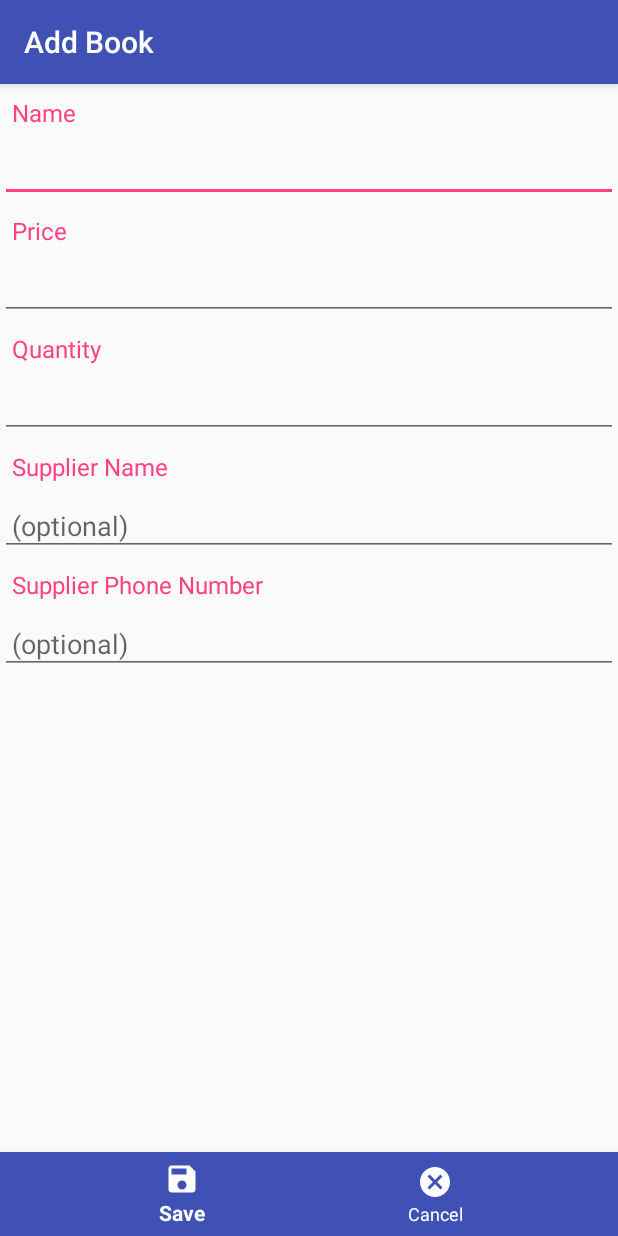
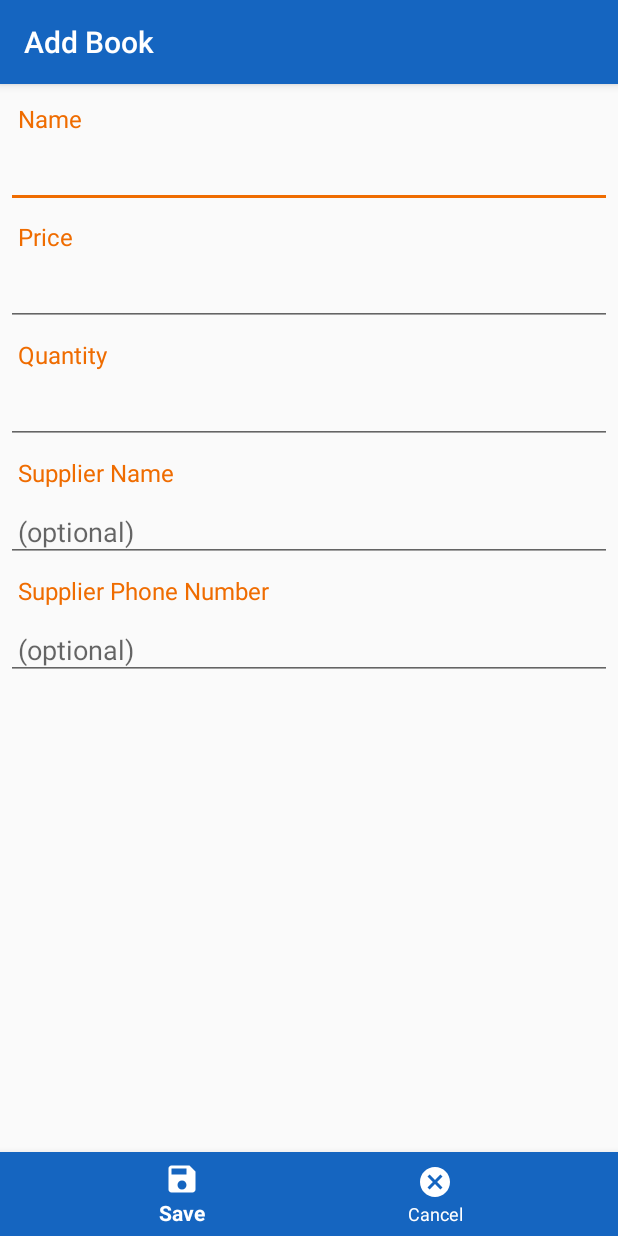
Before and after one commit to jparmstr/InventoryApp, an Android app: the screen it shows after launch (EditorActivity), after a tap on an icon or button, on a phone screen of 412 x 824 dp. Run offline under Robolectric (Android 15) with nearby library versions, the phone set to English and light mode, and no system bars.

Commit message:
Improved UI - Switched to CardView for listView items - Customized colors - Improved padding / margin

```diff
--- a/app/build.gradle
+++ b/app/build.gradle
@@ -25,6 +25,9 @@ android {
 dependencies {
     implementation fileTree(dir: 'libs', include: ['*.jar'])
     implementation 'com.android.support:appcompat-v7:27.1.1'
+    implementation 'com.android.support:cardview-v7:27.1.1'
     implementation 'com.android.support.constraint:constraint-layout:1.1.3'
     implementation 'com.android.support:design:27.1.1'
+    implementation 'com.android.support:recyclerview-v7:27.1.1'
+    implementation 'com.android.support:support-v4:27.1.1'
 }
--- a/app/src/main/res/layout/activity_editor.xml
+++ b/app/src/main/res/layout/activity_editor.xml
@@ -6,6 +6,11 @@
     android:layout_height="match_parent"
     android:orientation="vertical"
     tools:context=".EditorActivity">
+
+    <RelativeLayout
+        android:layout_width="match_parent"
+        android:layout_height="wrap_content"
+        android:padding="@dimen/activity_outer_padding">
 
         <!--Name-->
         <TextView
@@ -82,8 +87,8 @@
             android:id="@+id/editTextSupplierName"
             android:layout_width="match_parent"
             android:layout_height="wrap_content"
+            android:layout_below="@+id/labelSupplierName"
             android:hint="@string/edit_optional_hint"
-        android:layout_below="@+id/labelSupplierName"
             android:inputType="text"
             android:padding="@dimen/editor_activity_padding" />
 
@@ -104,9 +109,11 @@
             android:layout_width="match_parent"
             android:layout_height="wrap_content"
             android:layout_below="@+id/labelSupplierPhone"
+            android:hint="@string/edit_optional_hint"
             android:inputType="phone"
-        android:hint="@string/edit_optional_hint"
             android:padding="@dimen/editor_activity_padding" />
+
+    </RelativeLayout>
 
     <!-- Save and Cancel buttons (bottom navigation view) -->
     <android.support.design.widget.BottomNavigationView
--- a/app/src/main/res/layout/activity_main.xml
+++ b/app/src/main/res/layout/activity_main.xml
@@ -8,7 +8,8 @@
     <ListView
         android:id="@+id/listView"
         android:layout_width="match_parent"
-        android:layout_height="match_parent" />
+        android:layout_height="match_parent"
+        android:divider="@android:color/transparent" />
 
     <!-- Empty view for the list -->
     <RelativeLayout
--- a/app/src/main/res/layout/activity_viewer.xml
+++ b/app/src/main/res/layout/activity_viewer.xml
@@ -4,6 +4,7 @@
     android:layout_width="match_parent"
     android:layout_height="match_parent"
     android:orientation="vertical"
+    android:padding="@dimen/activity_outer_padding"
     tools:context=".EditorActivity">
 
     <!--Name-->
--- a/app/src/main/res/values/colors.xml
+++ b/app/src/main/res/values/colors.xml
@@ -1,8 +1,8 @@
 <?xml version="1.0" encoding="utf-8"?>
 <resources>
-    <color name="colorPrimary">#3F51B5</color>
-    <color name="colorPrimaryDark">#303F9F</color>
-    <color name="colorAccent">#FF4081</color>
+    <color name="colorPrimary">#1565c0</color>
+    <color name="colorPrimaryDark">#003c8f</color>
+    <color name="colorAccent">#ef6c00</color>
 
     <color name="colorDarkGray">#606060</color>
 </resources>
--- a/app/src/main/res/values/dimens.xml
+++ b/app/src/main/res/values/dimens.xml
@@ -1,12 +1,20 @@
 <?xml version="1.0" encoding="utf-8"?>
 <resources>
-    <dimen name="listItemHorizontalPadding">8dp</dimen>
+    <!-- List Items -->
+    <dimen name="listItemHorizontalPadding">4dp</dimen>
     <dimen name="listItemVerticalPadding">4dp</dimen>
 
     <!-- Margin around the floating action button in CatalogActivity -->
     <dimen name="fab_margin">16dp</dimen>
 
+    <!-- Editor Activity -->
     <dimen name="editor_activity_label_font_size">16sp</dimen>
+    <dimen name="editor_activity_padding">8dp</dimen>
 
-    <dimen name="editor_activity_padding">8dp</dimen>
+    <!-- Cards -->
+    <dimen name="card_margin_horizontal">8dp</dimen>
+    <dimen name="card_margin_vertical">4dp</dimen>
+
+    <dimen name="activity_outer_padding">4dp</dimen>
+
 </resources>
--- a/app/src/main/res/values/strings.xml
+++ b/app/src/main/res/values/strings.xml
@@ -2,7 +2,7 @@
     <string name="app_name">InventoryApp</string>
 
     <!-- Activity titles -->
-    <string name="title_main_activity">Inventory Catalog</string>
+    <string name="title_main_activity">Books Inventory</string>
     <string name="title_viewer_activity">View Book</string>
     <string name="title_editor_activity_edit">Edit Book</string>
     <string name="title_editor_activity_new">Add Book</string>
```
Also changed, not shown: app/src/main/res/layout/list_item.xml (+24 -5 lines), 4 other files. Lines whose indentation alone changed are shown as unchanged.
